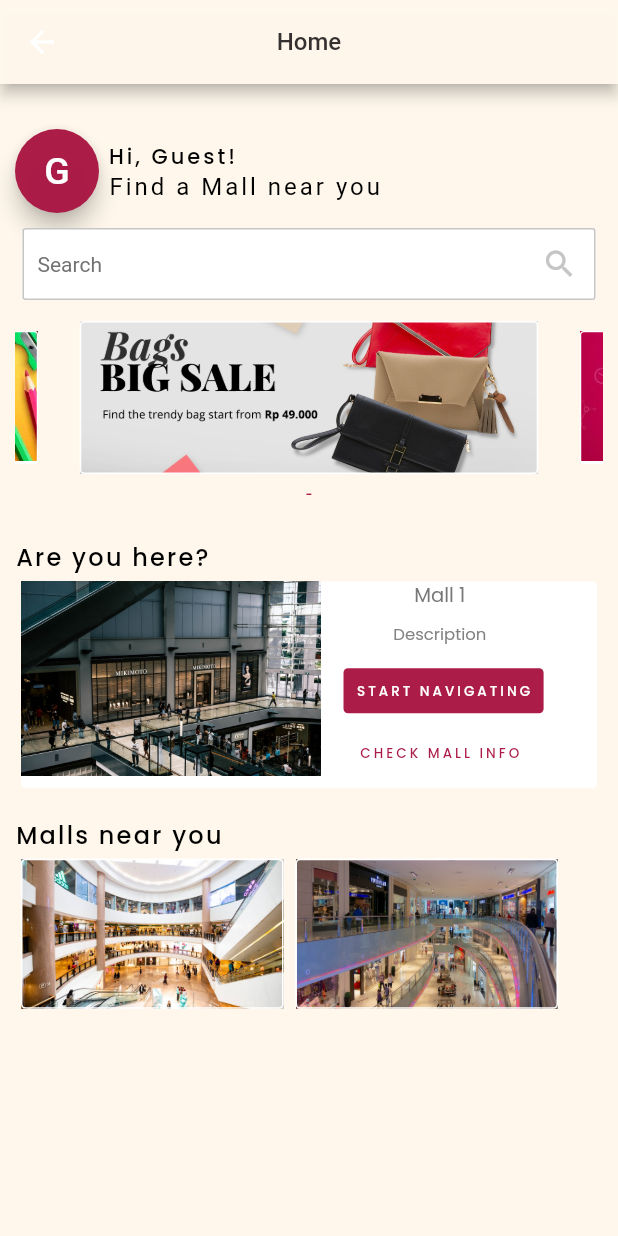
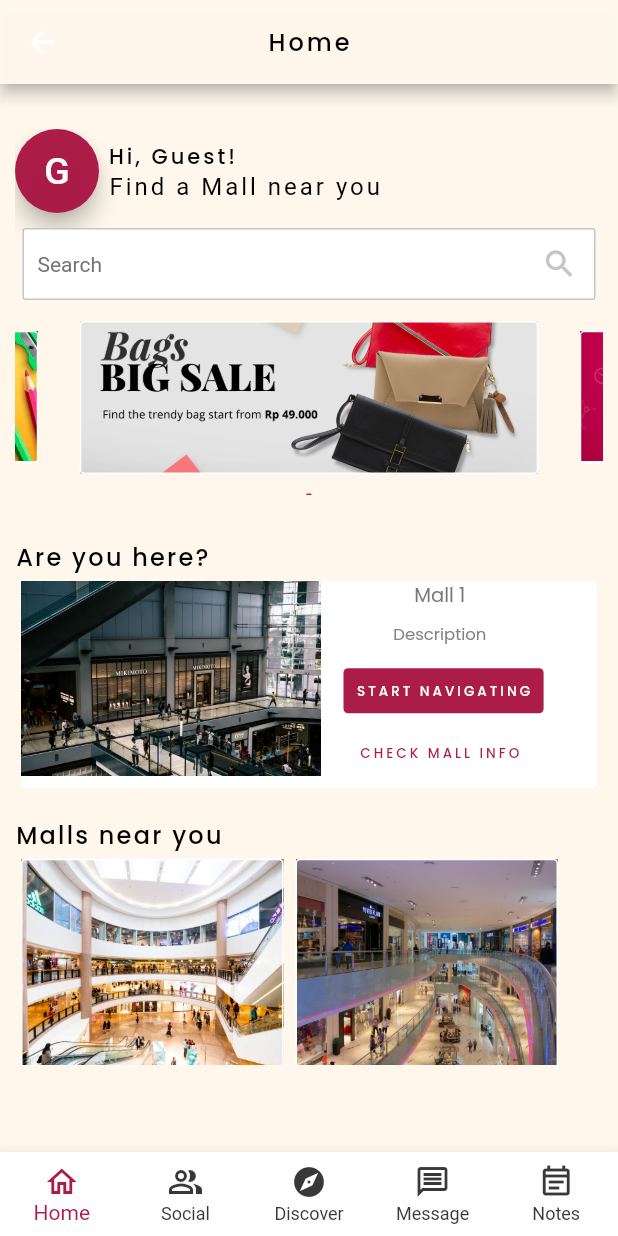
Before and after one commit to jaii041715/jerms-hackathon-2, a Flutter app: the Dashboard screen opened directly, on a phone screen of 412 x 824 dp. Run offline on Flutter 3.47's test engine with Material 2 defaults, Android fonts, the light colour scheme and no system bars; drawn by our look-alikes of carousel_slider; our stand-ins replace google_maps_flutter, location; missing offline and left inert: flutter_polyline_points; Roboto replaces fonts that are missing (Poppins Semi Bold, Poppins-Regular).

Commit message:
feat: JERMS - dashboard bot nav bar

```diff
--- a/jerms_app_hackathon/lib/dashboard/dashboard.dart
+++ b/jerms_app_hackathon/lib/dashboard/dashboard.dart
@@ -29,19 +29,21 @@ class Dashboard extends StatelessWidget {
         title: const Text(
           'Home',
           style: TextStyle(
-              color: Color(0xFFB322E2E),
-              fontFamily: 'Poppins Semi Bold',
-              fontSize: 16),
+            fontSize: 16.0 ,
+            fontFamily: 'Poppins Medium',
+            letterSpacing: 2,
+            color: Colors.black,
+          ),
         ),
         centerTitle: true,
       ),
       body: Container
       (
+        color: Color(0xFFBFFF7EB),
         padding: EdgeInsets.fromLTRB(10, 30, 10, max(58, 58)),
-        width: double.infinity,
-        decoration: BoxDecoration(color: Color(0xFFBFFF7EB)),
-        child: Column
+        child: SingleChildScrollView
         (
+          child: Column(
             children: <Widget>
             [
               // Account Settings
@@ -381,7 +383,7 @@ class Dashboard extends StatelessWidget {
                       child: Column(children: [
                         Image.asset("assets/images/mallnearyou1.jpeg",
                           width: 175,
-                        height: 100,
+                          height: 150,
                           fit: BoxFit.cover
                         ),
                       ]),
@@ -399,18 +401,50 @@ class Dashboard extends StatelessWidget {
                       child: Column(children: [
                         Image.asset("assets/images/mallnearyou2.jpeg",
                           width: 175,
-                        height: 100,
+                          height: 150,
                           fit: BoxFit.cover
                         ),
                       ]),
                     ),
-
                   ],
                 )
               ),
-
             ]
           )
+        )
+      ),
+      bottomNavigationBar: BottomNavigationBar(
+        backgroundColor: Color(0xFFBFFFFFF),
+        selectedItemColor: Color(0xFFBAA1945),
+        unselectedItemColor: Color.fromARGB(255, 56, 56, 56),
+        type: BottomNavigationBarType.fixed, // Fixed
+        items: const <BottomNavigationBarItem>[
+          BottomNavigationBarItem(
+            icon: Icon(Icons.home_outlined),
+            label: 'Home',
+            backgroundColor: Colors.red,
+          ),
+          BottomNavigationBarItem(
+            icon: Icon(Icons.people_alt_outlined),
+            label: 'Social',
+            backgroundColor: Colors.green,
+          ),
+          BottomNavigationBarItem(
+            icon: Icon(Icons.explore),
+            label: 'Discover',
+            backgroundColor: Colors.purple,
+          ),
+          BottomNavigationBarItem(
+            icon: Icon(Icons.message_outlined),
+            label: 'Message',
+            backgroundColor: Colors.pink,
+          ),
+          BottomNavigationBarItem(
+            icon: Icon(Icons.event_note_outlined),
+            label: 'Notes',
+            backgroundColor: Colors.pink,
+          ),
+        ],
       )
     );
   }
```
Lines whose indentation alone changed are shown as unchanged.
